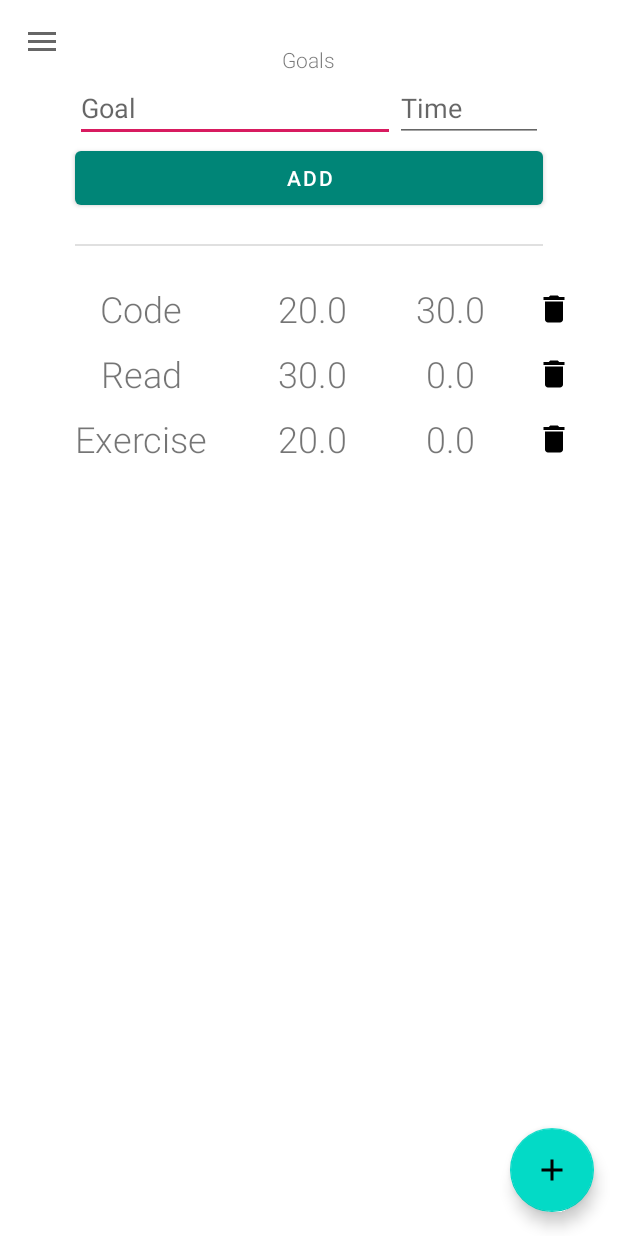
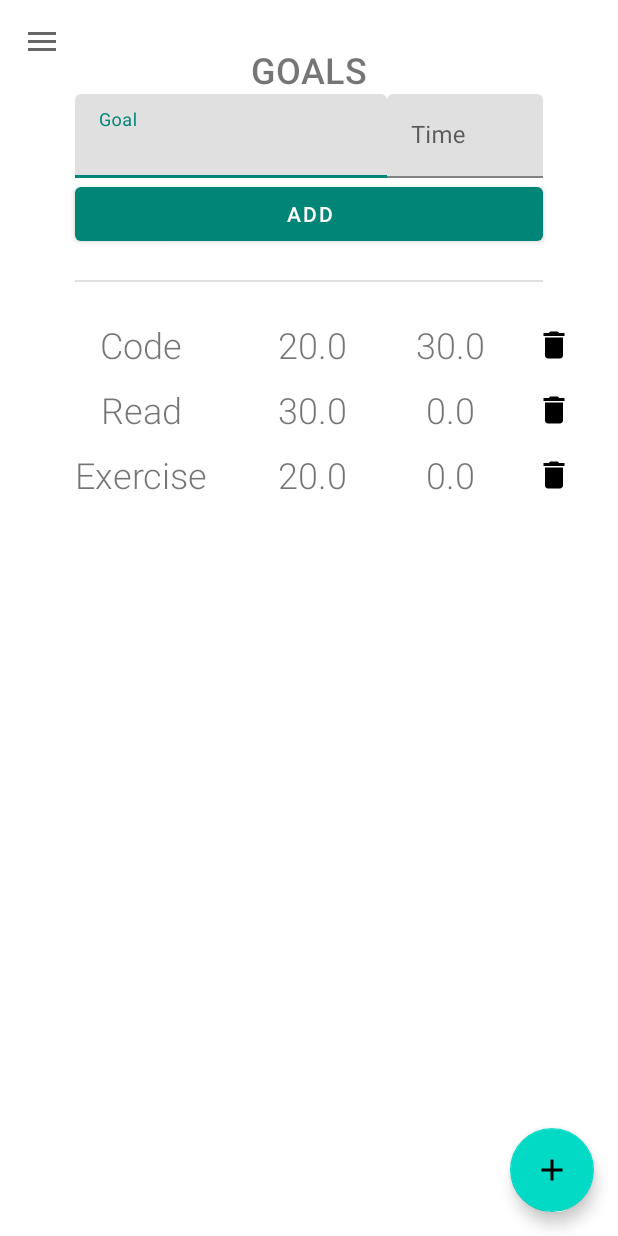
Before and after one commit to f4irline/task-scheduler, an Android app: the GoalsActivity screen opened directly, with no data from a screen before it, on a phone screen of 412 x 824 dp. Run offline under Robolectric (Android 15) with nearby library versions, the phone set to English and light mode, and no system bars; our stand-ins replace Room's generated code.

Commit message:
Add style for headers for all activities.
Use material component text fields for all fields in all activities.

```diff
--- a/app/src/main/java/com/github/f4irline/taskscheduler/Tasks/TasksActivity.java
+++ b/app/src/main/java/com/github/f4irline/taskscheduler/Tasks/TasksActivity.java
@@ -61,7 +61,7 @@ public class TasksActivity extends BaseActivity {
     }
 
     public void addTask(View v) {
-        EditText taskField = findViewById(R.id.taskText);
+        EditText taskField = findViewById(R.id.taskTextInput);
 
         Intent replyIntent = new Intent();
         if (TextUtils.isEmpty(taskField.getText())) {
--- a/app/src/main/res/layout/activity_goals.xml
+++ b/app/src/main/res/layout/activity_goals.xml
@@ -6,39 +6,51 @@
     android:layout_height="match_parent">
 
     <TextView
-        android:id="@+id/textView2"
+        android:id="@+id/goals_header"
         android:layout_width="wrap_content"
         android:layout_height="wrap_content"
         android:text="Goals"
+        style="@style/RobotoHeaderStyle"
         android:layout_centerHorizontal="true"
         android:layout_marginTop="10dp" />
+    <LinearLayout
+        android:layout_width="match_parent"
+        android:layout_height="wrap_content"
+        android:id="@+id/controlsWrapper"
+        android:layout_below="@+id/goals_header">
+        <com.google.android.material.textfield.TextInputLayout
+            android:layout_width="0dp"
+            android:layout_height="wrap_content"
+            android:layout_weight="2"
+            android:layout_marginStart="50dp"
+            android:ems="10"
+            android:hint="Goal">
+            <com.google.android.material.textfield.TextInputEditText
+                android:id="@+id/goalText"
+                android:layout_width="match_parent"
+                android:layout_height="wrap_content"/>
+        </com.google.android.material.textfield.TextInputLayout>
 
-    <EditText
-        android:id="@+id/goalText"
-        android:layout_width="wrap_content"
-        android:layout_height="wrap_content"
-        android:layout_below="@+id/textView2"
-        android:ems="10"
-        android:hint="Goal"
-        android:layout_marginLeft="50dp"
-        android:inputType="text" />
+        <com.google.android.material.textfield.TextInputLayout
+            android:layout_width="0dp"
+            android:layout_height="wrap_content"
+            android:layout_weight="1"
+            android:layout_marginEnd="50dp"
+            android:ems="10"
+            android:hint="Time"
+            android:inputType="numberDecimal">
+            <com.google.android.material.textfield.TextInputEditText
+                android:id="@+id/timeText"
+                android:layout_width="match_parent"
+                android:layout_height="wrap_content"/>
+        </com.google.android.material.textfield.TextInputLayout>
+    </LinearLayout>
 
-    <EditText
-        android:id="@+id/timeText"
-        android:layout_width="wrap_content"
-        android:layout_height="wrap_content"
-        android:layout_below="@+id/textView2"
-        android:layout_toRightOf="@id/goalText"
-        android:layout_marginRight="50dp"
-        android:ems="10"
-        android:hint="Time"
-        android:inputType="numberDecimal" />
-
-    <Button
+    <com.google.android.material.button.MaterialButton
         android:id="@+id/addButton"
         android:layout_width="match_parent"
         android:layout_height="wrap_content"
-        android:layout_below="@+id/goalText"
+        android:layout_below="@+id/controlsWrapper"
         android:layout_marginHorizontal="50dp"
         android:onClick="addGoal"
         android:text="Add" />
--- a/app/src/main/res/values/styles.xml
+++ b/app/src/main/res/values/styles.xml
@@ -5,7 +5,7 @@
         <!-- Customize your theme here. -->
         <item name="colorPrimary">@color/colorPrimary</item>
         <item name="colorPrimaryDark">@color/colorPrimaryDark</item>
-        <item name="colorAccent">@color/colorAccent</item>
+        <item name="colorAccent">@color/design_default_color_primary</item>
         <item name="android:textViewStyle">@style/RobotoTextViewStyle</item>
         <item name="android:buttonStyle">@style/RobotoButtonStyle</item>
     </style>
@@ -21,4 +21,10 @@
     <style name="RobotoMenuItemStyle" parent="android:Widget.TextView">
         <item name="android:fontFamily">sans-serif-condensed-medium</item>
     </style>
+
+    <style name="RobotoHeaderStyle" parent="android:Widget.TextView">
+        <item name="android:fontFamily">sans-serif-medium</item>
+        <item name="android:textSize">24dp</item>
+        <item name="android:textAllCaps">true</item>
+    </style>
 </resources>
```
Also changed, not shown: app/src/main/res/layout/activity_main.xml (+1 -15 lines), app/src/main/res/layout/activity_tasks.xml (+14 -8 lines).
